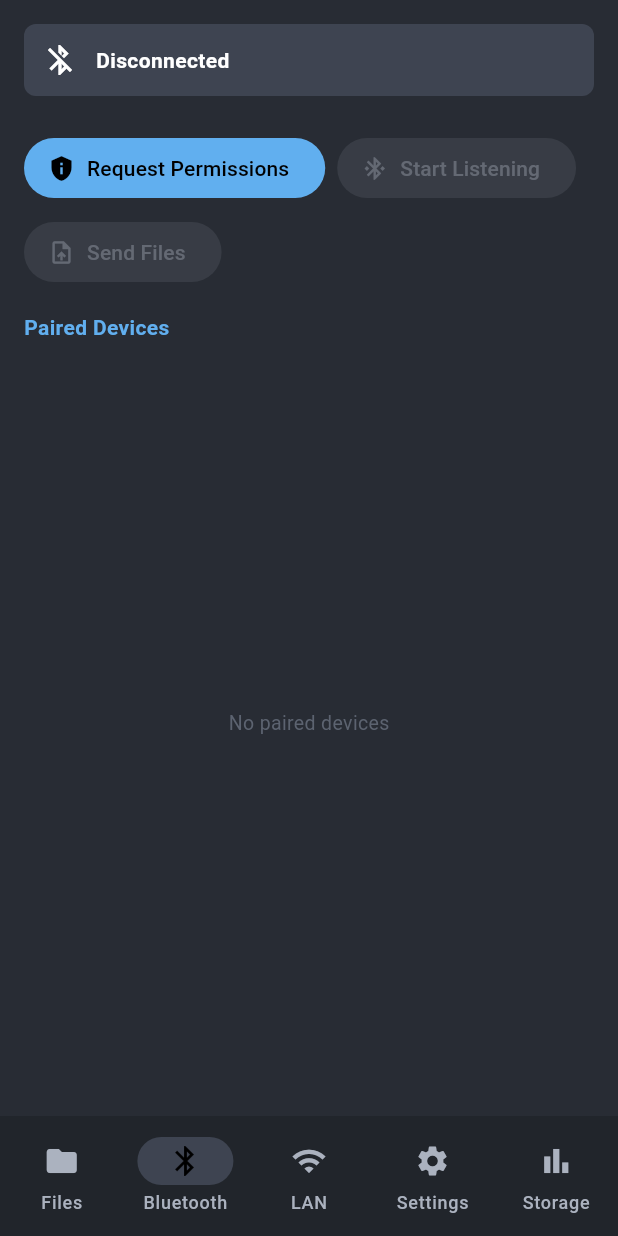
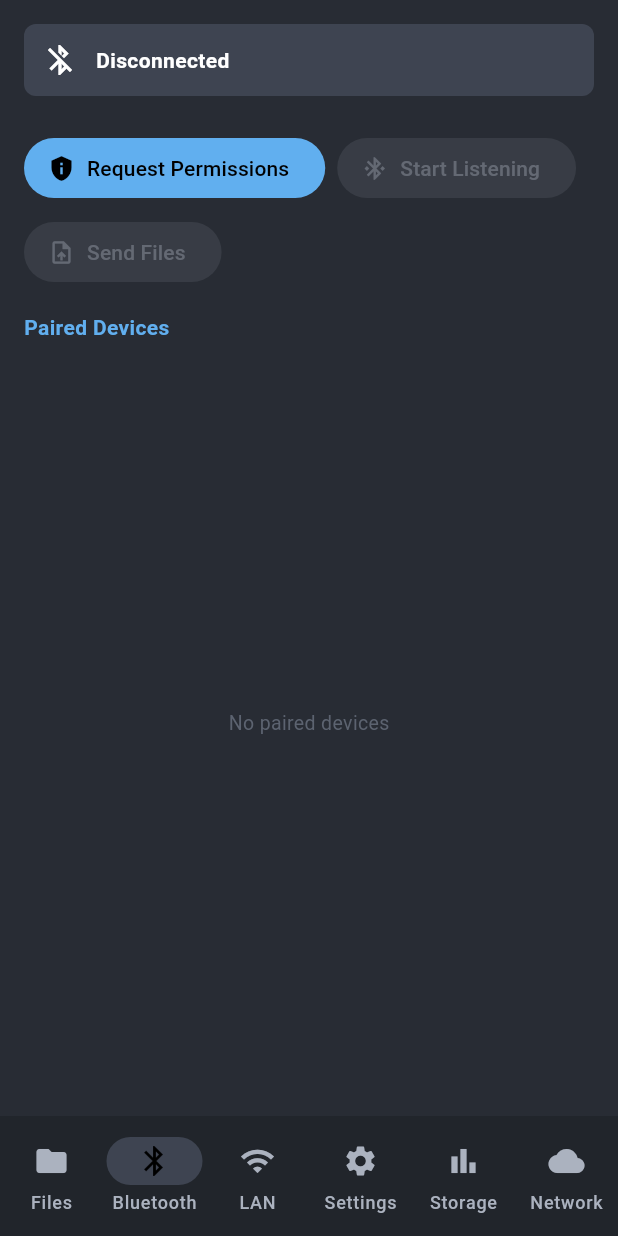
Before and after one commit to BayazidHabibSiddikee/SwordFM_Android, a Flutter app: the screen it shows after launch, item 2 of the bottom bar chosen, on a phone screen of 412 x 824 dp. Run offline on Flutter 3.47's test engine with Material 3 defaults, Android fonts, the phone set to English and light mode, and no system bars; our stand-ins replace dio, flutter_markdown, open_file, pdf, permission_handler, qr_flutter; missing offline and left inert: mobile_scanner, network_info_plus, pdfx.

Commit message:
feat: add Network tab to bottom navigation
Co-Authored-By: Claude <noreply@anthropic.com>

```diff
--- a/lib/main.dart
+++ b/lib/main.dart
@@ -10,6 +10,7 @@ import 'screens/bluetooth_screen.dart';
 import 'screens/lan_screen.dart';
 import 'screens/settings_screen.dart';
 import 'screens/storage_analysis_screen.dart';
+import 'screens/network_screen.dart';
 
 void main() {
   runApp(const SwordFM());
@@ -242,6 +243,7 @@ class _MainScreenState extends State<MainScreen> {
           const LANSharingScreen(),
           const SettingsScreen(),
           const StorageAnalysisScreen(),
+          const NetworkScreen(),
         ],
       ),
       bottomNavigationBar: NavigationBar(
@@ -258,6 +260,7 @@ class _MainScreenState extends State<MainScreen> {
           NavigationDestination(icon: Icon(Icons.wifi), label: 'LAN'),
           NavigationDestination(icon: Icon(Icons.settings), label: 'Settings'),
           NavigationDestination(icon: Icon(Icons.bar_chart), label: 'Storage'),
+          NavigationDestination(icon: Icon(Icons.cloud), label: 'Network'),
         ],
       ),
     );
```
